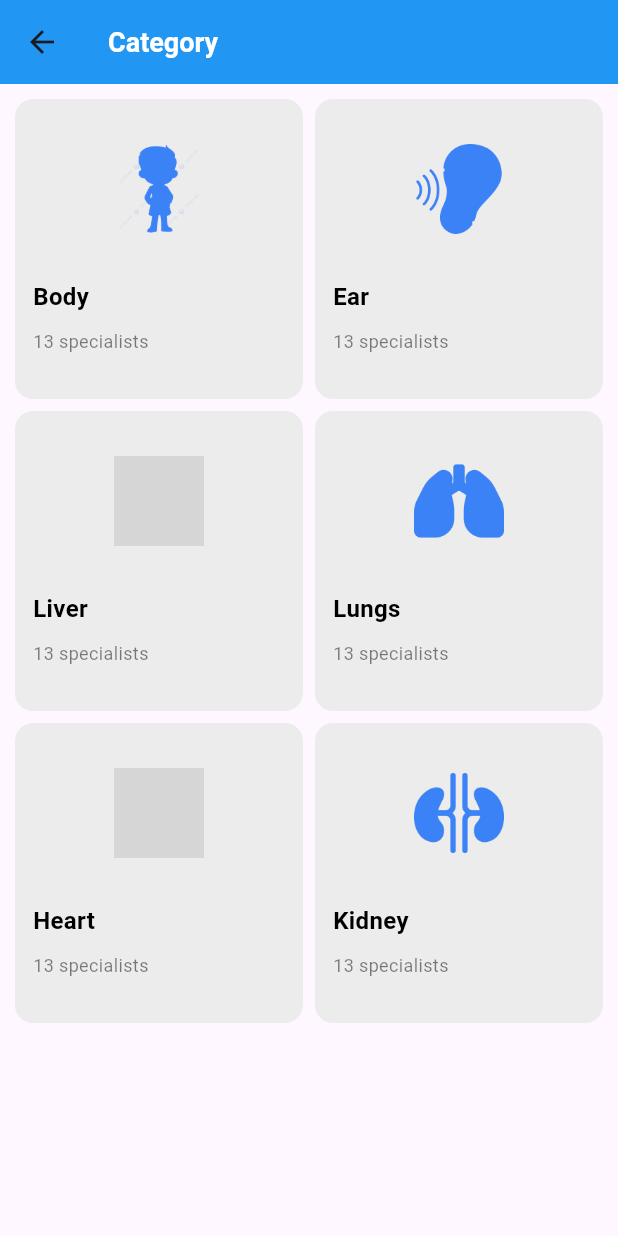
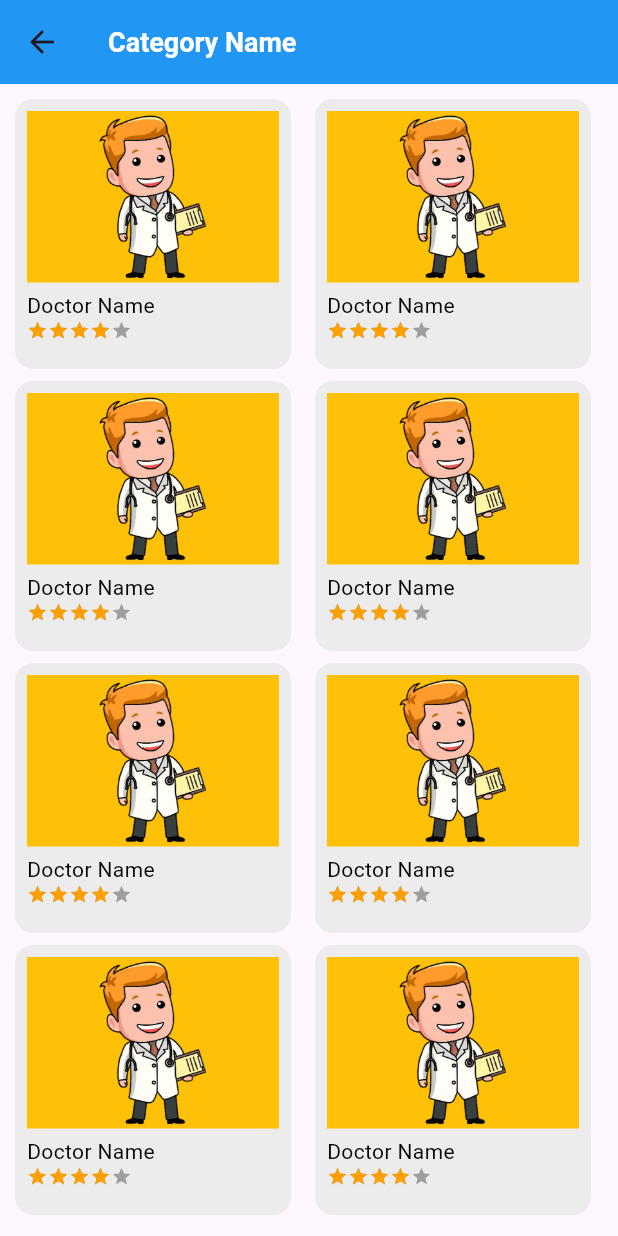
Before and after one commit to TanvirSEF/flutter_med, a Flutter app: the CategoryView screen opened directly, after a tap on "Body", on a phone screen of 412 x 824 dp. Run offline on Flutter 3.47's test engine with Material 3 defaults, Android fonts, the light colour scheme and no system bars; drawn by our look-alikes of velocity_x; our stand-ins replace get; Roboto replaces fonts that are missing (Nunito-Bold, Nunito-Regular); grey boxes are pictures that could not be loaded.

Commit message:
first commit

```diff
--- /dev/null
+++ b/lib/views/category_details_view/category_details_view.dart
@@ -0,0 +1,65 @@
+import 'package:doctime/consts/consts.dart';
+
+class CategoryDetailsView extends StatelessWidget {
+  const CategoryDetailsView ({super.key});
+
+  @override
+  Widget build(BuildContext context) {
+    return Scaffold(
+      appBar: AppBar(
+        backgroundColor: AppColors.blueColor,
+        title: AppStyles.bold(title: "Category Name", color: AppColors.whiteColor, size: AppSizes.size18),
+      ),
+      body: Padding(
+        padding: const EdgeInsets.all(10.0),
+        child: GridView.builder(
+            gridDelegate: const SliverGridDelegateWithFixedCrossAxisCount(
+            crossAxisCount: 2,
+            mainAxisExtent: 180,
+            crossAxisSpacing: 8,
+            mainAxisSpacing: 8,),
+          itemCount : 10,
+          itemBuilder: (BuildContext context, int index){
+              return Container(
+                clipBehavior: Clip.hardEdge,
+                decoration: BoxDecoration(
+                  color: AppColors.bgDarkColor,
+                  borderRadius: BorderRadius.circular(12),
+                ),
+                margin: const EdgeInsets.only(right: 8),
+                height: 100,
+                width: 150,
+                child: Padding(
+                  padding: const EdgeInsets.all(8.0),
+                  child: Column(
+                    crossAxisAlignment: CrossAxisAlignment.start,
+                    children: [
+                      Container(
+                        alignment: Alignment.center,
+                        color : Colors.amber,
+                        child: Image.asset(
+                          AppAssets.imgsign,
+                          width: 100,
+                          fit: BoxFit.cover,
+                        ),
+                      ),
+                      5.heightBox,
+                      AppStyles.normal(title: "Doctor Name"),
+                      VxRating(
+                        selectionColor: AppColors.yellowColor,
+                        onRatingUpdate: (value){},
+                        count: 5,
+                        maxRating: 5,
+                        value: 4,
+                        stepInt: true,
+                      ),
+                    ],
+                  ),
+                ),
+              );
+          },
+            ),
+      ),
+    );
+  }
+}
--- a/lib/views/category_view/category_view.dart
+++ b/lib/views/category_view/category_view.dart
@@ -1,4 +1,6 @@
 import 'package:doctime/consts/lists.dart';
+import 'package:doctime/views/category_details_view/category_details_view.dart';
+import 'package:get/get.dart';
 
 import '../../consts/consts.dart';
 
@@ -26,7 +28,9 @@ class CategoryView extends StatelessWidget {
           itemCount: iconsList.length,
           itemBuilder: (BuildContext context,                               int index){
           return GestureDetector(
-            onTap: (){},
+            onTap: (){
+              Get.to(()=> const CategoryDetailsView());
+            },
             child: Container(
               padding: const EdgeInsets.all(12),
               decoration: BoxDecoration(
--- a/lib/views/home/homee.dart
+++ b/lib/views/home/homee.dart
@@ -1,4 +1,6 @@
 import 'package:doctime/consts/consts.dart';
+import 'package:doctime/views/appointment_details/appointment_details.dart';
+import 'package:doctime/views/appointment_view/appointment.dart';
 import 'package:doctime/views/category_view/category_view.dart';
 import 'package:doctime/views/home/home.dart';
 import 'package:doctime/views/login_view/login_view.dart';
@@ -15,6 +17,7 @@ class _HomeeState extends State<Homee> {
   int selectedIndex = 0;
   List screenList =[
      const Home(),
+      const AppointmentDetails(),
     const CategoryView(),
     const LoginView(),
     const SettingsView(),
@@ -42,6 +45,7 @@ class _HomeeState extends State<Homee> {
         },
         items: const [
           BottomNavigationBarItem(icon: Icon(Icons.home),label: "Home"),
+          BottomNavigationBarItem(icon: Icon(Icons.calendar_month),label: "Appointments"),
           BottomNavigationBarItem(icon: Icon(Icons.category),label: "Category"),
           BottomNavigationBarItem(icon: Icon(Icons.person),label: "Doctor"),
           BottomNavigationBarItem(icon: Icon(Icons.settings),label: "Setting"),
```
Also changed, not shown: lib/views/appointment_details/appointment_details.dart (added, +25 -0 lines), lib/views/appointment_view/appointment.dart (added, +53 -0 lines), lib/views/doctors_profile_view/doctors_profile_view.dart (+6 -1 lines).
